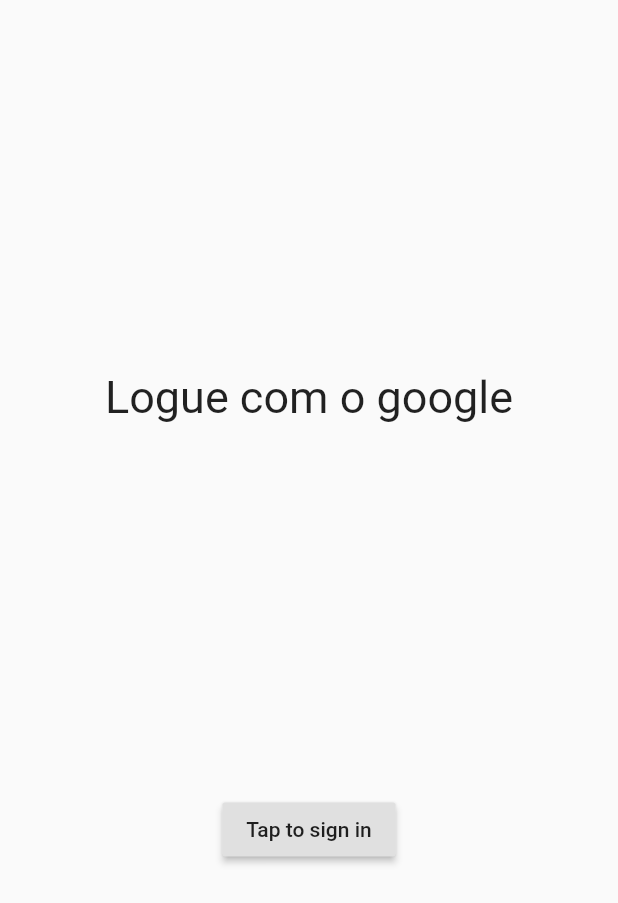
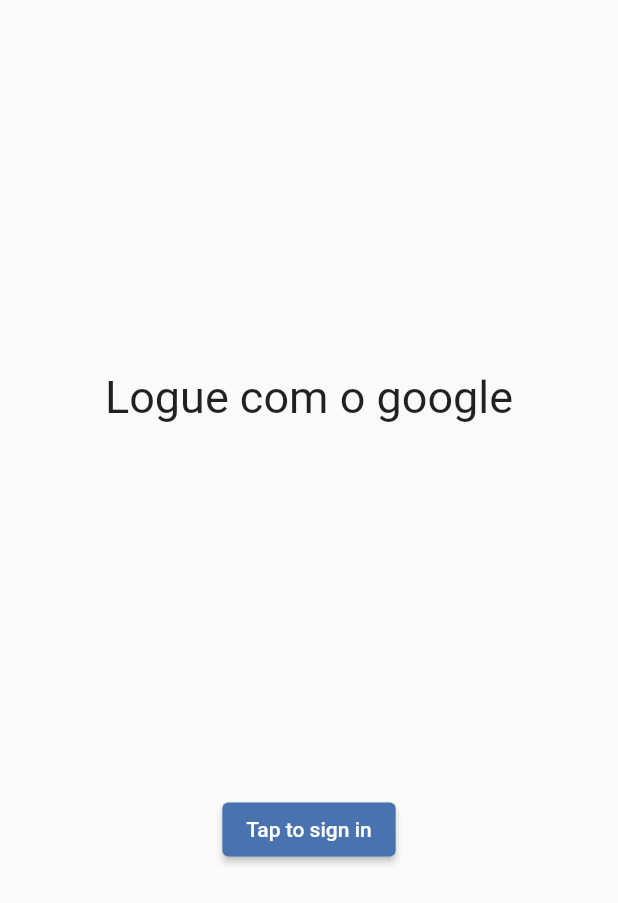
Before and after one commit to ArthurImmich/AplicativoSI, a Flutter app: the screen it shows after launch, on a phone screen of 412 x 824 dp. Shown: the top 903 px of the screen. Run offline on Flutter 3.47's test engine with Material 2 defaults, Android fonts, the phone set to English and light mode, and no system bars; our stand-ins replace google_fonts, google_sign_in, open_file, url_launcher_web; missing offline and left inert: calendar_agenda, google_sign_in_web.

Commit message:
n commit

```diff
--- a/aplicativosi/lib/pages/login.screen.dart
+++ b/aplicativosi/lib/pages/login.screen.dart
@@ -1,7 +1,4 @@
-import 'package:aplicativosi/router/delegate.router.dart';
-import 'package:aplicativosi/router/pages.router.dart';
 import 'package:flutter/material.dart';
-import 'package:url_launcher/url_launcher.dart';
 import 'package:google_sign_in/google_sign_in.dart';
 
 class LoginScreen extends StatefulWidget {
@@ -25,7 +22,7 @@
             "Logue com o google",
             style: TextStyle(fontSize: 30),
           ),
-          RaisedButton(
+          ElevatedButton(
             onPressed: () {
               statrSignIn();
             },
```
Also changed, not shown: aplicativosi/pubspec.lock.
